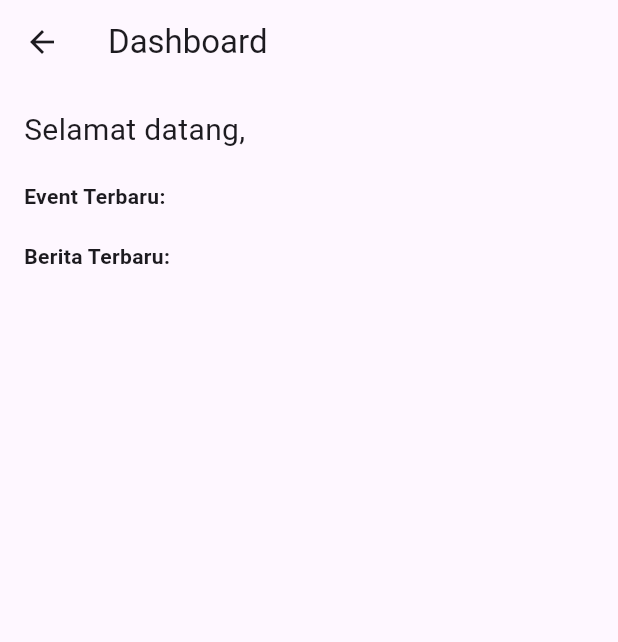
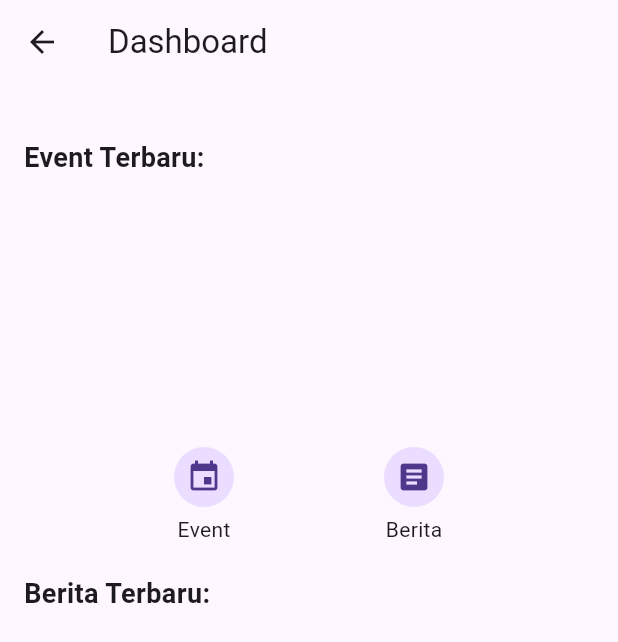
Before and after one commit to dadayan1234/opn_app, a Flutter app: the DashboardScreen screen opened directly with empty values, on a phone screen of 412 x 824 dp. Shown: the top 642 px of the screen. Run offline on Flutter 3.47's test engine with Material 3 defaults, Android fonts, the phone set to English and light mode, and no system bars; our stand-ins replace cached_network_image, image_picker, shared_preferences; accounts and stored records are empty; network calls fail.

Commit message:
Refactor DashboardScreen to improve data fetching and UI; add user card and event display

```diff
--- a/lib/screens/dashboard_screen.dart
+++ b/lib/screens/dashboard_screen.dart
@@ -1,8 +1,8 @@
-// dashboard_screen.dart
 import 'dart:convert';
 import 'package:flutter/material.dart';
 import 'package:shared_preferences/shared_preferences.dart';
 import 'package:http/http.dart' as http;
+import 'package:cached_network_image/cached_network_image.dart';
 
 class DashboardScreen extends StatefulWidget {
   final String fullName;
@@ -13,40 +13,61 @@ class DashboardScreen extends StatefulWidget {
 }
 
 class _DashboardScreenState extends State<DashboardScreen> {
-  List<dynamic> _events = [];
-  List<dynamic> _news = [];
+  Map<String, dynamic>? userInfo;
+  List<dynamic> events = [];
+  List<dynamic> news = [];
 
   @override
   void initState() {
     super.initState();
-    _fetchData();
+    _fetchAll();
   }
 
-  Future<void> _fetchData() async {
+  Future<void> _fetchAll() async {
     final prefs = await SharedPreferences.getInstance();
     final token = prefs.getString('access_token');
 
-    final eventRes = await http.get(
-      Uri.parse('https://beopn.mysesa.site/api/v1/events/?skip=0&limit=10'),
-      headers: {'accept': 'application/json', 'Authorization': 'Bearer $token'},
+    final headers = {
+      'accept': 'application/json',
+      'Authorization': 'Bearer $token',
+    };
+
+    final userRes = await http.get(
+      Uri.parse('https://beopn.mysesa.site/api/v1/members/me'),
+      headers: headers,
     );
+
+    final eventsRes = await http.get(
+      Uri.parse('https://beopn.mysesa.site/api/v1/events/?page=1&limit=3'),
+      headers: headers,
+    );
+
     final newsRes = await http.get(
       Uri.parse(
         'https://beopn.mysesa.site/api/v1/news/?skip=0&limit=10&is_published=true',
       ),
-      headers: {'accept': 'application/json', 'Authorization': 'Bearer $token'},
+      headers: headers,
     );
 
-    if (eventRes.statusCode == 200 && newsRes.statusCode == 200) {
+    if (userRes.statusCode == 200 &&
+        eventsRes.statusCode == 200 &&
+        newsRes.statusCode == 200) {
       setState(() {
-        _events = json.decode(eventRes.body);
-        _news = json.decode(newsRes.body);
+        userInfo = json.decode(userRes.body);
+        events = json.decode(eventsRes.body)['data'];
+        news = json.decode(newsRes.body);
       });
     }
   }
 
   @override
   Widget build(BuildContext context) {
+    final photoUrl = userInfo?['member_info']?['photo_url'];
+    var fullName = widget.fullName;
+    if (fullName.isEmpty) {
+      fullName = userInfo?['member_info']?['full_name'] ?? '';
+    }
+
     return Scaffold(
       appBar: AppBar(title: const Text('Dashboard')),
       body: SingleChildScrollView(
@@ -54,36 +75,124 @@ class _DashboardScreenState extends State<DashboardScreen> {
         child: Column(
           crossAxisAlignment: CrossAxisAlignment.start,
           children: [
-            Text(
-              'Selamat datang, ${widget.fullName}',
-              style: const TextStyle(fontSize: 20),
-            ),
+            // Card User
+            if (userInfo != null) _buildUserCard(fullName, photoUrl),
             const SizedBox(height: 20),
+
+            // Event Carousel
             const Text(
               'Event Terbaru:',
-              style: TextStyle(fontWeight: FontWeight.bold),
+              style: TextStyle(fontSize: 18, fontWeight: FontWeight.bold),
             ),
-            ..._events.map(
-              (e) => ListTile(
-                title: Text(e['title'] ?? '-'),
-                subtitle: Text(e['location'] ?? ''),
-                trailing: Text(e['status'] ?? ''),
+            const SizedBox(height: 10),
+            SizedBox(
+              height: 150,
+              child: ListView.builder(
+                scrollDirection: Axis.horizontal,
+                itemCount: events.length,
+                itemBuilder: (context, index) {
+                  final event = events[index];
+                  return GestureDetector(
+                    onTap: () {
+                      // TODO: navigate to event detail
+                    },
+                    child: _buildEventCard(event),
+                  );
+                },
               ),
             ),
             const SizedBox(height: 20),
+
+            // Navigation Icons (contoh 2)
+            Row(
+              mainAxisAlignment: MainAxisAlignment.spaceEvenly,
+              children: [
+                _buildNavIcon(Icons.event, 'Event', () {}),
+                _buildNavIcon(Icons.article, 'Berita', () {}),
+              ],
+            ),
+
+            const SizedBox(height: 20),
             const Text(
               'Berita Terbaru:',
-              style: TextStyle(fontWeight: FontWeight.bold),
+              style: TextStyle(fontSize: 18, fontWeight: FontWeight.bold),
             ),
-            ..._news.map(
-              (n) => ListTile(
-                title: Text(n['title'] ?? '-'),
-                subtitle: Text(n['date'] ?? ''),
-              ),
+            const SizedBox(height: 10),
+            Column(
+              children:
+                  news.map((item) {
+                    return ListTile(
+                      title: Text(item['title']),
+                      subtitle: Text(item['date']),
+                      onTap: () {
+                        // TODO: navigate to news detail
+                      },
+                    );
+                  }).toList(),
             ),
           ],
         ),
       ),
     );
   }
+
+  Widget _buildUserCard(String fullName, String? photoUrl) {
+    return Card(
+      child: ListTile(
+        leading: CircleAvatar(
+          radius: 30,
+          backgroundImage:
+              photoUrl != null
+                  ? CachedNetworkImageProvider(
+                    "https://beopn.mysesa.site$photoUrl",
+                  )
+                  : null,
+          child: photoUrl == null ? const Icon(Icons.person) : null,
+        ),
+        title: Text(fullName, style: const TextStyle(fontSize: 18)),
+        subtitle: const Text("Selamat datang!"),
+      ),
+    );
+  }
+
+  Widget _buildEventCard(dynamic event) {
+    return Container(
+      width: 200,
+      margin: const EdgeInsets.only(right: 10),
+      child: Card(
+        child: Padding(
+          padding: const EdgeInsets.all(12),
+          child: Column(
+            crossAxisAlignment: CrossAxisAlignment.start,
+            children: [
+              Text(
+                event['title'] ?? '-',
+                style: const TextStyle(fontWeight: FontWeight.bold),
+              ),
+              const SizedBox(height: 5),
+              Text(event['location'] ?? ''),
+              const Spacer(),
+              Text(
+                event['status'] ?? '',
+                style: const TextStyle(color: Colors.green),
+              ),
+            ],
+          ),
+        ),
+      ),
+    );
+  }
+
+  Widget _buildNavIcon(IconData icon, String label, VoidCallback onTap) {
+    return GestureDetector(
+      onTap: onTap,
+      child: Column(
+        children: [
+          CircleAvatar(child: Icon(icon)),
+          const SizedBox(height: 5),
+          Text(label),
+        ],
+      ),
+    );
+  }
 }
```
